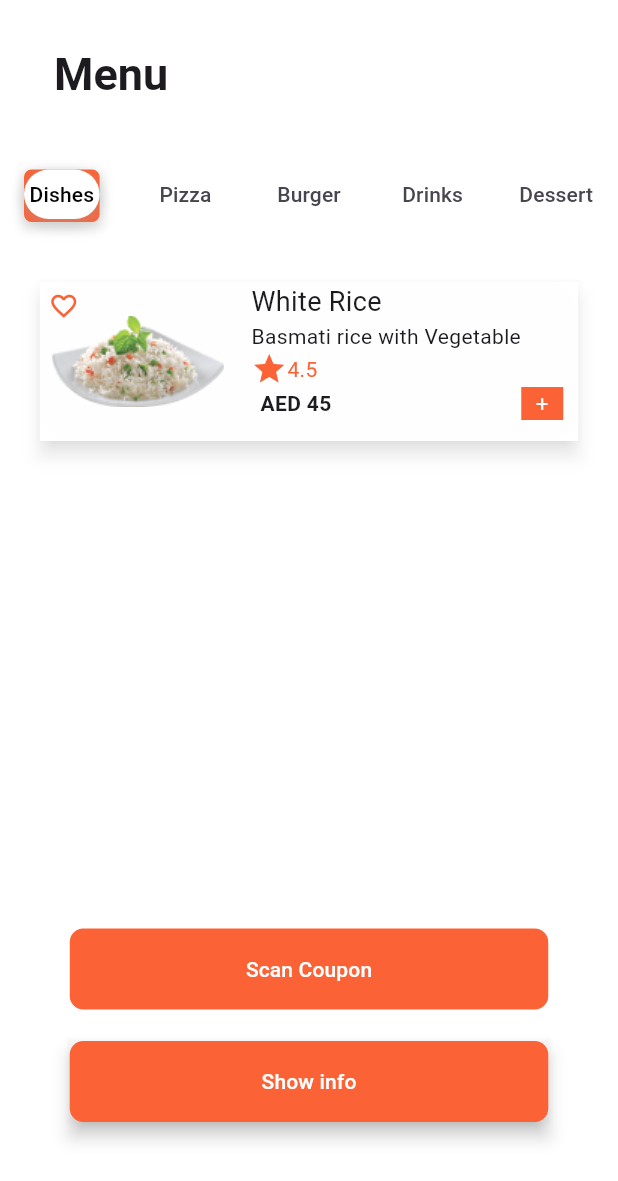
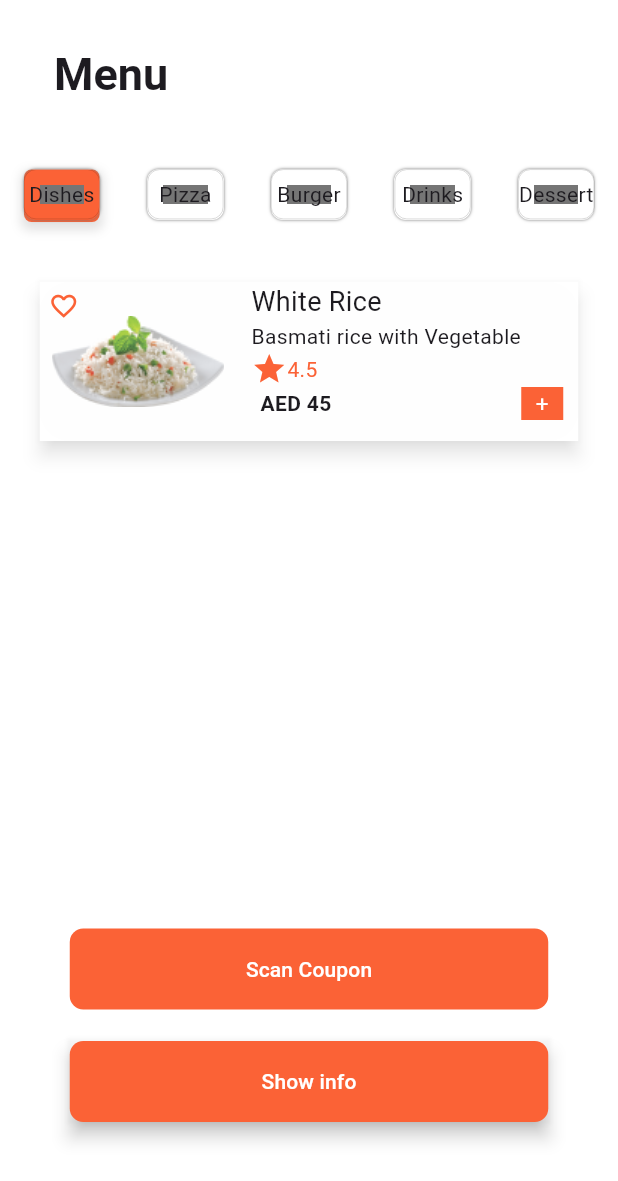
Before and after one commit to Flutter-gg-1/Restaurant-Menu-app, a Flutter app: the screen it shows after launch, on a phone screen of 412 x 824 dp. Shown: the top 1181 px of the screen. Run offline on Flutter 3.47's test engine with Material 3 defaults, Android fonts, the phone set to English and light mode, and no system bars.

Commit message:
Finished TabBar Menu shdows

```diff
--- a/lib/src/restaurant_menu_screen.dart
+++ b/lib/src/restaurant_menu_screen.dart
@@ -1,5 +1,4 @@
 import 'package:flutter/material.dart';
-import 'package:flutter/widgets.dart';
 
 class RestaurantScreen extends StatelessWidget {
   const RestaurantScreen({super.key});
@@ -25,6 +24,7 @@ class RestaurantScreen extends StatelessWidget {
           ),
           bottom: TabBar(
               //onTap:
+
               dividerColor: Colors.transparent,
               indicator: BoxDecoration(
                 boxShadow: [
@@ -42,54 +42,115 @@ class RestaurantScreen extends StatelessWidget {
               ),
               labelColor: Colors.black,
               tabs: [
-                Container(
+                Material(
+                  elevation: 8,
+                  surfaceTintColor: Colors.transparent,
+                  shadowColor: Colors.transparent,
+                  color: Colors.transparent,
+                  child: Container(
                     height: 33,
                     width: 64,
                     decoration: BoxDecoration(
-                    color: const Color(0xffFFFFFF),
-                    borderRadius: BorderRadius.circular(20),
+                        border: Border.all(width: 0.1),
                         boxShadow: [
                           BoxShadow(
-                        color: Colors.grey.withOpacity(0.3),
-                        spreadRadius: 2,
-                        blurRadius: 5,
-                        offset: const Offset(0, 3),
-                      ),
+                              color: Colors.grey.shade600,
+                              blurStyle: BlurStyle.outer,
+                              blurRadius: 1,
+                              offset: const Offset(0, 0.1))
                         ],
-                  ),
+                        color: Colors.transparent,
+                        borderRadius: BorderRadius.circular(8)),
                     child: const Center(child: Text('Dishes')),
                   ),
-                Container(
+                ),
+                Material(
+                  elevation: 8,
+                  surfaceTintColor: Colors.transparent,
+                  shadowColor: Colors.transparent,
+                  color: Colors.transparent,
+                  child: Container(
                     height: 33,
                     width: 64,
                     decoration: BoxDecoration(
+                        border: Border.all(width: 0.1),
+                        boxShadow: [
+                          BoxShadow(
+                              color: Colors.grey.shade600,
+                              blurStyle: BlurStyle.outer,
+                              blurRadius: 1,
+                              offset: const Offset(0, 0.1))
+                        ],
                         color: Colors.transparent,
-                      borderRadius: BorderRadius.circular(4)),
+                        borderRadius: BorderRadius.circular(8)),
                     child: const Center(child: Text('Pizza')),
                   ),
-                Container(
+                ),
+                Material(
+                  elevation: 8,
+                  surfaceTintColor: Colors.transparent,
+                  shadowColor: Colors.transparent,
+                  color: Colors.transparent,
+                  child: Container(
                     height: 33,
                     width: 64,
                     decoration: BoxDecoration(
+                        border: Border.all(width: 0.1),
+                        boxShadow: [
+                          BoxShadow(
+                              color: Colors.grey.shade600,
+                              blurStyle: BlurStyle.outer,
+                              blurRadius: 1,
+                              offset: const Offset(0, 0.1))
+                        ],
                         color: Colors.transparent,
-                      borderRadius: BorderRadius.circular(4)),
+                        borderRadius: BorderRadius.circular(8)),
                     child: const Center(child: Text('Burger')),
                   ),
-                Container(
+                ),
+                Material(
+                  elevation: 8,
+                  surfaceTintColor: Colors.transparent,
+                  shadowColor: Colors.transparent,
+                  color: Colors.transparent,
+                  child: Container(
                     height: 33,
                     width: 64,
                     decoration: BoxDecoration(
+                        border: Border.all(width: 0.1),
+                        boxShadow: [
+                          BoxShadow(
+                              color: Colors.grey.shade600,
+                              blurStyle: BlurStyle.outer,
+                              blurRadius: 1,
+                              offset: const Offset(0, 0.1))
+                        ],
                         color: Colors.transparent,
-                      borderRadius: BorderRadius.circular(4)),
+                        borderRadius: BorderRadius.circular(8)),
                     child: const Center(child: Text('Drinks')),
                   ),
-                Container(
+                ),
+                Material(
+                  elevation: 8,
+                  surfaceTintColor: Colors.transparent,
+                  shadowColor: Colors.transparent,
+                  color: Colors.transparent,
+                  child: Container(
                     height: 33,
                     width: 64,
                     decoration: BoxDecoration(
+                        border: Border.all(width: 0.1),
+                        boxShadow: [
+                          BoxShadow(
+                              color: Colors.grey.shade600,
+                              blurStyle: BlurStyle.outer,
+                              blurRadius: 1,
+                              offset: const Offset(0, 0.1))
+                        ],
                         color: Colors.transparent,
-                      borderRadius: BorderRadius.circular(50)),
+                        borderRadius: BorderRadius.circular(8)),
                     child: const Center(child: Text('Dessert')),
+                  ),
                 ),
               ]),
         ),
```
Lines whose indentation alone changed are shown as unchanged.
